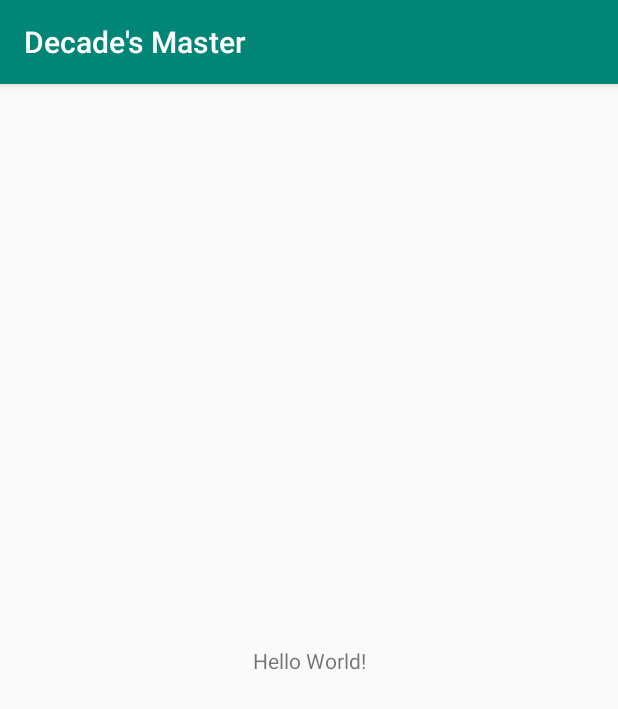
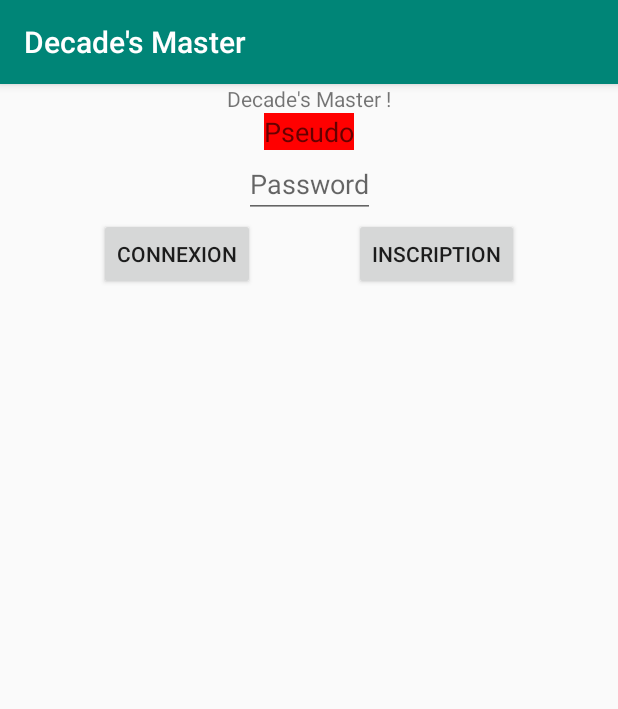
Before and after one commit to olevitt/decade-s-master, an Android app: the screen it shows after launch (MainActivity), on a phone screen of 412 x 824 dp. Shown: the top 709 px of the screen. Run offline under Robolectric (Android 15) with nearby library versions, the phone set to English and light mode, and no system bars.

Commit message:
made the main_activity

```diff
--- a/AndroidApp/app/src/main/res/layout/activity_main.xml
+++ b/AndroidApp/app/src/main/res/layout/activity_main.xml
@@ -9,10 +9,54 @@
     <TextView
         android:layout_width="wrap_content"
         android:layout_height="wrap_content"
-        android:text="Hello World!"
-        app:layout_constraintBottom_toBottomOf="parent"
+        android:text="Decade's Master !"
         app:layout_constraintLeft_toLeftOf="parent"
         app:layout_constraintRight_toRightOf="parent"
-        app:layout_constraintTop_toTopOf="parent" />
+        app:layout_constraintTop_toTopOf="parent"
+        android:id="@+id/apptitle"
+        />
+
+    <EditText
+        android:layout_width="wrap_content"
+        android:layout_height="wrap_content"
+        android:id="@+id/pseudo"
+        android:inputType="text"
+        android:hint="Pseudo"
+        android:background="#ffff0000"
+        app:layout_constraintRight_toRightOf="parent"
+        app:layout_constraintLeft_toLeftOf="parent"
+        app:layout_constraintTop_toBottomOf="@id/apptitle"
+        />
+
+    <EditText
+        android:layout_width="wrap_content"
+        android:layout_height="wrap_content"
+        android:id="@+id/password"
+        android:inputType="textPassword"
+        android:hint="Password"
+        app:layout_constraintRight_toRightOf="parent"
+        app:layout_constraintLeft_toLeftOf="parent"
+        app:layout_constraintTop_toBottomOf="@id/pseudo"
+        />
+
+    <Button
+        android:layout_width="wrap_content"
+        android:layout_height="wrap_content"
+        android:text="connexion"
+        android:id="@+id/connexion"
+        app:layout_constraintTop_toBottomOf="@id/password"
+        app:layout_constraintRight_toLeftOf="@id/inscription"
+        app:layout_constraintLeft_toLeftOf="parent"
+        />
+
+    <Button
+        android:layout_width="wrap_content"
+        android:layout_height="wrap_content"
+        android:text="inscription"
+        android:id="@+id/inscription"
+        app:layout_constraintTop_toBottomOf="@id/password"
+        app:layout_constraintLeft_toRightOf="@id/connexion"
+        app:layout_constraintRight_toRightOf="parent"
+        />
 
 </android.support.constraint.ConstraintLayout>
```
